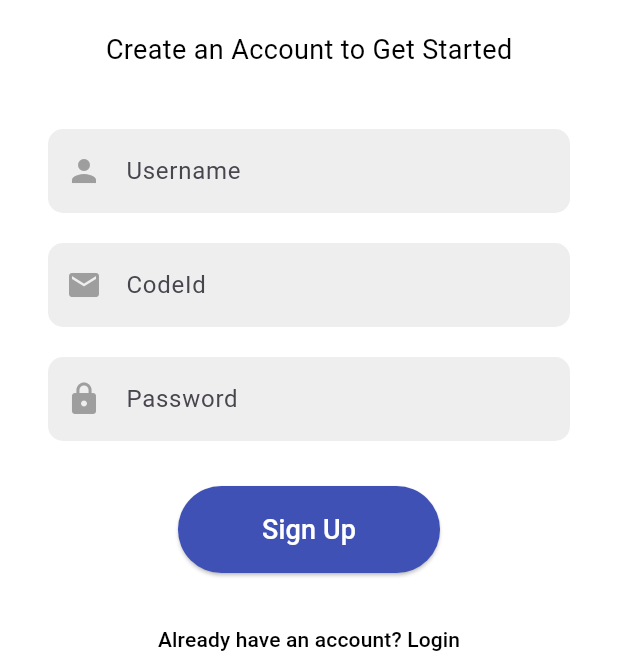
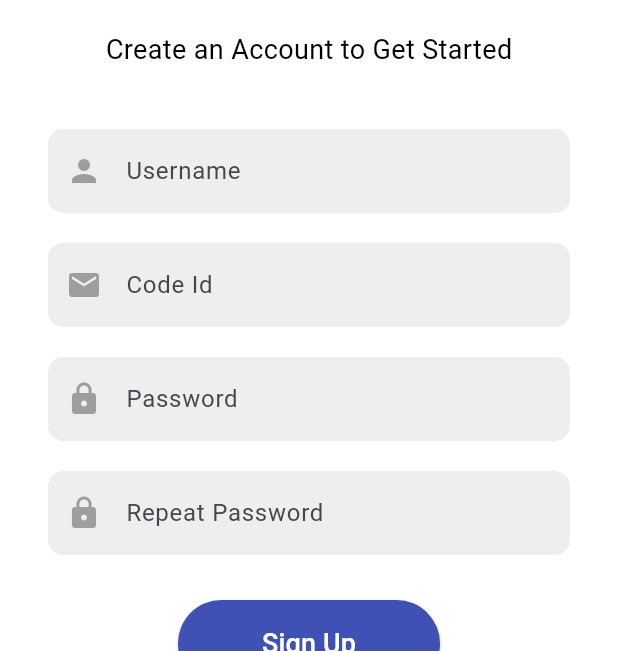
Before and after one commit to zarrroshin/College-Management-App, a Flutter app: the SignupPage screen opened by its route, on a phone screen of 412 x 824 dp, the part 585-1236 px from its top. Run offline on Flutter 3.47's test engine with Material 3 defaults, Android fonts, the phone set to English and light mode, and no system bars.

Commit message:
fix password

```diff
--- a/lib/signup.dart
+++ b/lib/signup.dart
@@ -68,7 +68,7 @@ class SignupPage extends StatelessWidget {
                 SizedBox(height: 20),
                 TextField(
                   decoration: InputDecoration(
-                    labelText: 'CodeId',
+                    labelText: 'Code Id',
                     filled: true,
                     fillColor: Colors.grey[200], // Background color
                     border: OutlineInputBorder( // Border
@@ -82,6 +82,19 @@ class SignupPage extends StatelessWidget {
                 TextField(
                   decoration: InputDecoration(
                     labelText: 'Password',
+                    filled: true,
+                    fillColor: Colors.grey[200], // Background color
+                    border: OutlineInputBorder( // Border
+                      borderRadius: BorderRadius.circular(10.0),
+                      borderSide: BorderSide.none,
+                    ),
+                    prefixIcon: Icon(Icons.lock, color: Colors.grey), // Icon
+                  ),
+                  obscureText: true,
+                ),SizedBox(height: 20),
+                TextField(
+                  decoration: InputDecoration(
+                    labelText: 'Repeat Password',
                     filled: true,
                     fillColor: Colors.grey[200], // Background color
                     border: OutlineInputBorder( // Border
```
